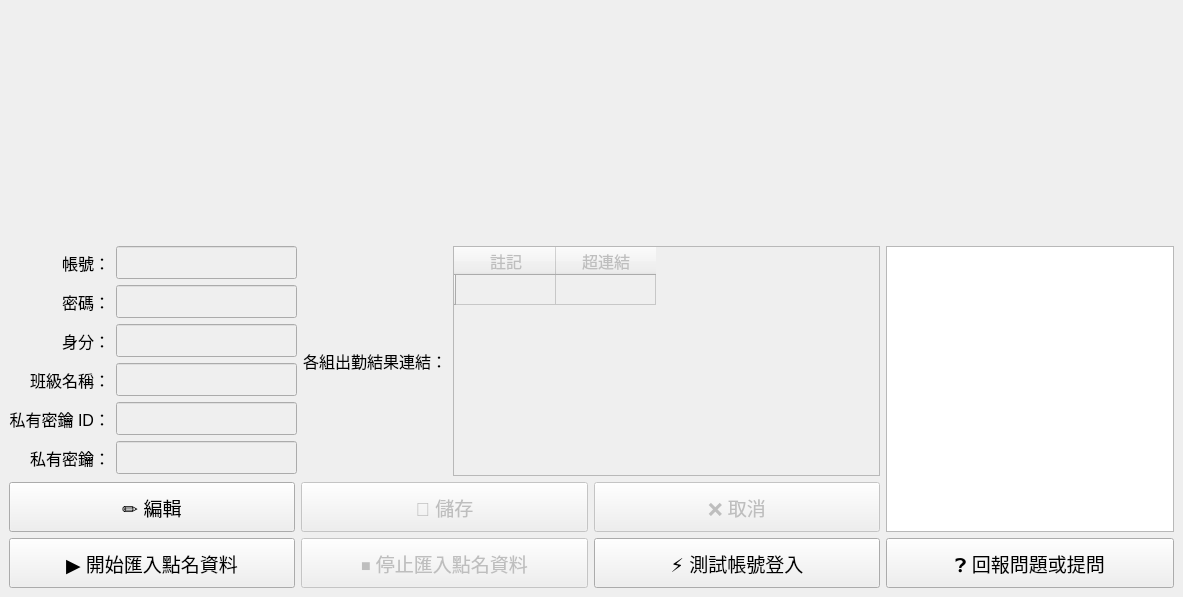
This is packages/blisswisdom_roll_call_assistant_desktop/ui/main_window.ui in blisswisdom-students/blisswisdom-roll-call-assistant as Qt 5 draws it before an edit. The edited form follows.
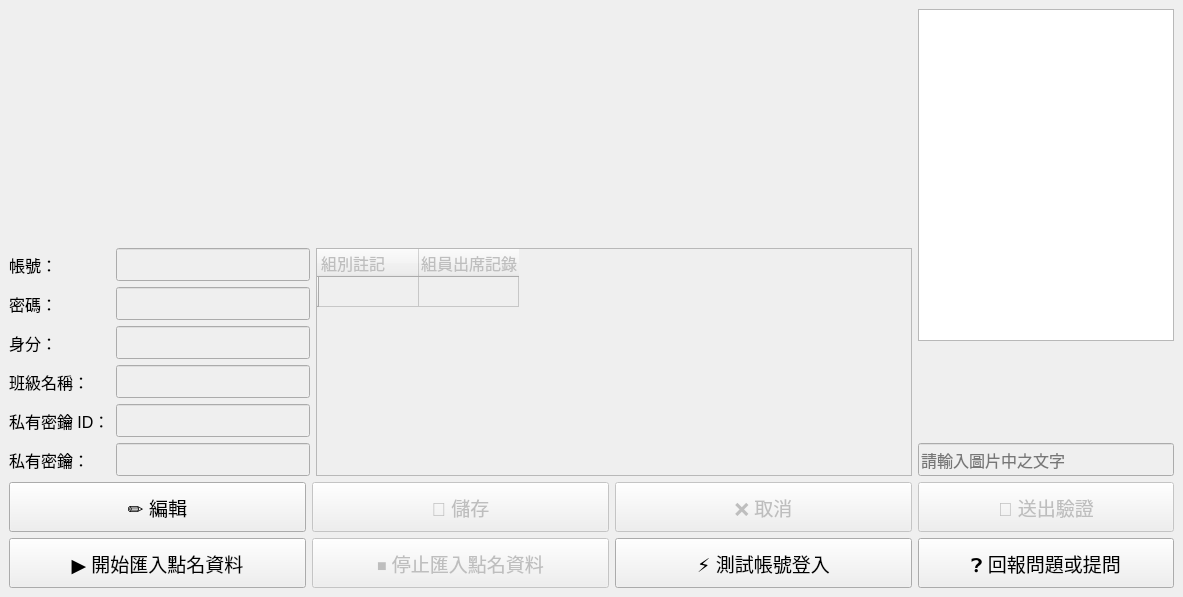
This is the edited form. Custom widgets are drawn as their Qt base class.

Commit message: Let users to input the captcha themselves

Diff of the .ui file:
```diff
--- a/packages/blisswisdom_roll_call_assistant_desktop/ui/main_window.ui
+++ b/packages/blisswisdom_roll_call_assistant_desktop/ui/main_window.ui
@@ -18,90 +18,8 @@
   <widget class="QWidget" name="centralwidget">
    <layout class="QGridLayout" name="gridLayout_2">
     <item row="0" column="0">
-     <layout class="QGridLayout" name="gridLayout" rowstretch="100,0,100,0,0,0,1,1" columnstretch="1,0,0,2,0,0,0,1">
-      <item row="5" column="0" rowspan="2" colspan="7">
-       <layout class="QGridLayout" name="gridLayout_5">
-        <item row="0" column="0">
-         <widget class="QPushButton" name="edit_push_button">
-          <property name="sizePolicy">
-           <sizepolicy hsizetype="Ignored" vsizetype="Fixed">
-            <horstretch>0</horstretch>
-            <verstretch>0</verstretch>
-           </sizepolicy>
-          </property>
-          <property name="minimumSize">
-           <size>
-            <width>0</width>
-            <height>50</height>
-           </size>
-          </property>
-          <property name="font">
-           <font>
-            <pointsize>14</pointsize>
-           </font>
-          </property>
-          <property name="text">
-           <string>✏️ 編輯</string>
-          </property>
-         </widget>
-        </item>
-        <item row="0" column="2">
-         <widget class="QPushButton" name="cancel_push_button">
-          <property name="enabled">
-           <bool>false</bool>
-          </property>
-          <property name="sizePolicy">
-           <sizepolicy hsizetype="Ignored" vsizetype="Fixed">
-            <horstretch>0</horstretch>
-            <verstretch>0</verstretch>
-           </sizepolicy>
-          </property>
-          <property name="minimumSize">
-           <size>
-            <width>0</width>
-            <height>50</height>
-           </size>
-          </property>
-          <property name="font">
-           <font>
-            <pointsize>14</pointsize>
-           </font>
-          </property>
-          <property name="text">
-           <string>❌ 取消</string>
-          </property>
-         </widget>
-        </item>
-        <item row="0" column="1">
-         <widget class="QPushButton" name="save_push_button">
-          <property name="enabled">
-           <bool>false</bool>
-          </property>
-          <property name="sizePolicy">
-           <sizepolicy hsizetype="Ignored" vsizetype="Fixed">
-            <horstretch>0</horstretch>
-            <verstretch>0</verstretch>
-           </sizepolicy>
-          </property>
-          <property name="minimumSize">
-           <size>
-            <width>0</width>
-            <height>50</height>
-           </size>
-          </property>
-          <property name="font">
-           <font>
-            <pointsize>14</pointsize>
-           </font>
-          </property>
-          <property name="text">
-           <string>💾 儲存</string>
-          </property>
-         </widget>
-        </item>
-       </layout>
-      </item>
-      <item row="2" column="0" rowspan="3" colspan="2">
+     <layout class="QGridLayout" name="gridLayout" rowstretch="0,0,1,0,0,0,0" columnstretch="1,0,2,0,0">
+      <item row="3" column="0" rowspan="3" colspan="2">
        <layout class="QGridLayout" name="gridLayout_3">
         <item row="2" column="0">
          <widget class="QLabel" name="character_label">
@@ -113,9 +31,6 @@
           <property name="text">
            <string>身分：</string>
           </property>
-          <property name="alignment">
-           <set>Qt::AlignRight|Qt::AlignTrailing|Qt::AlignVCenter</set>
-          </property>
          </widget>
         </item>
         <item row="3" column="0">
@@ -128,9 +43,6 @@
           <property name="text">
            <string>班級名稱：</string>
           </property>
-          <property name="alignment">
-           <set>Qt::AlignRight|Qt::AlignTrailing|Qt::AlignVCenter</set>
-          </property>
          </widget>
         </item>
         <item row="4" column="1">
@@ -179,9 +91,6 @@
           <property name="text">
            <string>帳號：</string>
           </property>
-          <property name="alignment">
-           <set>Qt::AlignRight|Qt::AlignTrailing|Qt::AlignVCenter</set>
-          </property>
          </widget>
         </item>
         <item row="1" column="0">
@@ -194,9 +103,6 @@
           <property name="text">
            <string>密碼：</string>
           </property>
-          <property name="alignment">
-           <set>Qt::AlignRight|Qt::AlignTrailing|Qt::AlignVCenter</set>
-          </property>
          </widget>
         </item>
         <item row="3" column="1">
@@ -266,9 +172,6 @@
           <property name="text">
            <string>私有密鑰 ID：</string>
           </property>
-          <property name="alignment">
-           <set>Qt::AlignRight|Qt::AlignTrailing|Qt::AlignVCenter</set>
-          </property>
          </widget>
         </item>
         <item row="5" column="0">
@@ -281,9 +184,6 @@
           <property name="text">
            <string>私有密鑰：</string>
           </property>
-          <property name="alignment">
-           <set>Qt::AlignRight|Qt::AlignTrailing|Qt::AlignVCenter</set>
-          </property>
          </widget>
         </item>
         <item row="5" column="1">
@@ -309,103 +209,9 @@
         </item>
        </layout>
       </item>
-      <item row="7" column="0" colspan="7">
-       <layout class="QHBoxLayout" name="horizontalLayout">
-        <item>
-         <widget class="QPushButton" name="start_push_button">
-          <property name="sizePolicy">
-           <sizepolicy hsizetype="Ignored" vsizetype="Fixed">
-            <horstretch>0</horstretch>
-            <verstretch>0</verstretch>
-           </sizepolicy>
-          </property>
-          <property name="minimumSize">
-           <size>
-            <width>0</width>
-            <height>50</height>
-           </size>
-          </property>
-          <property name="font">
-           <font>
-            <pointsize>14</pointsize>
-           </font>
-          </property>
-          <property name="text">
-           <string>▶️ 開始匯入點名資料</string>
-          </property>
-         </widget>
-        </item>
-        <item>
-         <widget class="QPushButton" name="stop_push_button">
-          <property name="enabled">
-           <bool>false</bool>
-          </property>
-          <property name="sizePolicy">
-           <sizepolicy hsizetype="Ignored" vsizetype="Fixed">
-            <horstretch>0</horstretch>
-            <verstretch>0</verstretch>
-           </sizepolicy>
-          </property>
-          <property name="minimumSize">
-           <size>
-            <width>0</width>
-            <height>50</height>
-           </size>
-          </property>
-          <property name="font">
-           <font>
-            <pointsize>14</pointsize>
-           </font>
-          </property>
-          <property name="text">
-           <string>⏹️ 停止匯入點名資料</string>
-          </property>
-         </widget>
-        </item>
-        <item>
-         <widget class="QPushButton" name="log_in_push_button">
-          <property name="sizePolicy">
-           <sizepolicy hsizetype="Ignored" vsizetype="Fixed">
-            <horstretch>0</horstretch>
-            <verstretch>0</verstretch>
-           </sizepolicy>
-          </property>
-          <property name="minimumSize">
-           <size>
-            <width>0</width>
-            <height>50</height>
-           </size>
-          </property>
-          <property name="font">
-           <font>
-            <pointsize>14</pointsize>
-           </font>
-          </property>
-          <property name="text">
-           <string>⚡ 測試帳號登入</string>
-          </property>
-         </widget>
-        </item>
-       </layout>
-      </item>
-      <item row="2" column="2" rowspan="3" colspan="5">
+      <item row="3" column="2" rowspan="3" colspan="2">
        <layout class="QGridLayout" name="gridLayout_4">
         <item row="2" column="0">
-         <widget class="QLabel" name="attendance_report_sheet_links_label">
-          <property name="font">
-           <font>
-            <pointsize>12</pointsize>
-           </font>
-          </property>
-          <property name="text">
-           <string>各組出勤結果連結：</string>
-          </property>
-          <property name="alignment">
-           <set>Qt::AlignRight|Qt::AlignTrailing|Qt::AlignVCenter</set>
-          </property>
-         </widget>
-        </item>
-        <item row="2" column="1">
          <widget class="QTableWidget" name="attendance_report_sheet_links_table_widget">
           <property name="enabled">
            <bool>false</bool>
@@ -422,12 +228,18 @@
           </row>
           <column>
            <property name="text">
-            <string>註記</string>
+            <string>組別註記</string>
+           </property>
+           <property name="textAlignment">
+            <set>AlignLeading|AlignVCenter</set>
            </property>
           </column>
           <column>
            <property name="text">
-            <string>超連結</string>
+            <string>組員出席記錄試算表連結</string>
+           </property>
+           <property name="textAlignment">
+            <set>AlignLeading|AlignVCenter</set>
            </property>
           </column>
           <item row="0" column="0">
@@ -444,43 +256,166 @@
         </item>
        </layout>
       </item>
-      <item row="0" column="0" rowspan="2" colspan="8">
-       <widget class="QLabel" name="banner_label">
-        <property name="sizePolicy">
-         <sizepolicy hsizetype="Ignored" vsizetype="Ignored">
-          <horstretch>0</horstretch>
-          <verstretch>0</verstretch>
-         </sizepolicy>
-        </property>
-        <property name="font">
-         <font>
-          <family>Segoe UI Emoji</family>
-          <pointsize>11</pointsize>
-         </font>
-        </property>
-        <property name="text">
-         <string/>
-        </property>
-        <property name="scaledContents">
-         <bool>true</bool>
-        </property>
-       </widget>
+      <item row="6" column="0" colspan="4">
+       <layout class="QGridLayout" name="gridLayout_7">
+        <item row="1" column="0">
+         <widget class="QPushButton" name="start_push_button">
+          <property name="sizePolicy">
+           <sizepolicy hsizetype="Ignored" vsizetype="Fixed">
+            <horstretch>0</horstretch>
+            <verstretch>0</verstretch>
+           </sizepolicy>
+          </property>
+          <property name="minimumSize">
+           <size>
+            <width>0</width>
+            <height>50</height>
+           </size>
+          </property>
+          <property name="font">
+           <font>
+            <pointsize>14</pointsize>
+           </font>
+          </property>
+          <property name="text">
+           <string>▶️ 開始匯入點名資料</string>
+          </property>
+         </widget>
+        </item>
+        <item row="1" column="2">
+         <widget class="QPushButton" name="log_in_push_button">
+          <property name="sizePolicy">
+           <sizepolicy hsizetype="Ignored" vsizetype="Fixed">
+            <horstretch>0</horstretch>
+            <verstretch>0</verstretch>
+           </sizepolicy>
+          </property>
+          <property name="minimumSize">
+           <size>
+            <width>0</width>
+            <height>50</height>
+           </size>
+          </property>
+          <property name="font">
+           <font>
+            <pointsize>14</pointsize>
+           </font>
+          </property>
+          <property name="text">
+           <string>⚡ 測試帳號登入</string>
+          </property>
+         </widget>
+        </item>
+        <item row="1" column="1">
+         <widget class="QPushButton" name="stop_push_button">
+          <property name="enabled">
+           <bool>false</bool>
+          </property>
+          <property name="sizePolicy">
+           <sizepolicy hsizetype="Ignored" vsizetype="Fixed">
+            <horstretch>0</horstretch>
+            <verstretch>0</verstretch>
+           </sizepolicy>
+          </property>
+          <property name="minimumSize">
+           <size>
+            <width>0</width>
+            <height>50</height>
+           </size>
+          </property>
+          <property name="font">
+           <font>
+            <pointsize>14</pointsize>
+           </font>
+          </property>
+          <property name="text">
+           <string>⏹️ 停止匯入點名資料</string>
+          </property>
+         </widget>
+        </item>
+        <item row="0" column="0">
+         <widget class="QPushButton" name="edit_push_button">
+          <property name="sizePolicy">
+           <sizepolicy hsizetype="Ignored" vsizetype="Fixed">
+            <horstretch>0</horstretch>
+            <verstretch>0</verstretch>
+           </sizepolicy>
+          </property>
+          <property name="minimumSize">
+           <size>
+            <width>0</width>
+            <height>50</height>
+           </size>
+          </property>
+          <property name="font">
+           <font>
+            <pointsize>14</pointsize>
+           </font>
+          </property>
+          <property name="text">
+           <string>✏️ 編輯</string>
+          </property>
+         </widget>
+        </item>
+        <item row="0" column="1">
+         <widget class="QPushButton" name="save_push_button">
+          <property name="enabled">
+           <bool>false</bool>
+          </property>
+          <property name="sizePolicy">
+           <sizepolicy hsizetype="Ignored" vsizetype="Fixed">
+            <horstretch>0</horstretch>
+            <verstretch>0</verstretch>
+           </sizepolicy>
+          </property>
+          <property name="minimumSize">
+           <size>
+            <width>0</width>
+            <height>50</height>
+           </size>
+          </property>
+          <property name="font">
+           <font>
+            <pointsize>14</pointsize>
+           </font>
+          </property>
+          <property name="text">
+           <string>💾 儲存</string>
+          </property>
+         </widget>
+        </item>
+        <item row="0" column="2">
+         <widget class="QPushButton" name="cancel_push_button">
+          <property name="enabled">
+           <bool>false</bool>
+          </property>
+          <property name="sizePolicy">
+           <sizepolicy hsizetype="Ignored" vsizetype="Fixed">
+            <horstretch>0</horstretch>
+            <verstretch>0</verstretch>
+           </sizepolicy>
+          </property>
+          <property name="minimumSize">
+           <size>
+            <width>0</width>
+            <height>50</height>
+           </size>
+          </property>
+          <property name="font">
+           <font>
+            <pointsize>14</pointsize>
+           </font>
+          </property>
+          <property name="text">
+           <string>❌ 取消</string>
+          </property>
+         </widget>
+        </item>
+       </layout>
       </item>
-      <item row="2" column="7" rowspan="6">
+      <item row="2" column="4" rowspan="5">
        <layout class="QGridLayout" name="gridLayout_6">
-        <item row="0" column="0">
-         <widget class="QPlainTextEdit" name="status_plain_text_edit">
-          <property name="font">
-           <font>
-            <pointsize>12</pointsize>
-           </font>
-          </property>
-          <property name="readOnly">
-           <bool>true</bool>
-          </property>
-         </widget>
-        </item>
-        <item row="1" column="0">
+        <item row="4" column="0">
          <widget class="QPushButton" name="help_push_button">
           <property name="sizePolicy">
            <sizepolicy hsizetype="Ignored" vsizetype="Fixed">
@@ -504,6 +439,102 @@
           </property>
          </widget>
         </item>
+        <item row="0" column="0">
+         <widget class="QPlainTextEdit" name="status_plain_text_edit">
+          <property name="font">
+           <font>
+            <pointsize>12</pointsize>
+           </font>
+          </property>
+          <property name="readOnly">
+           <bool>true</bool>
+          </property>
+         </widget>
+        </item>
+        <item row="1" column="0">
+         <widget class="QLabel" name="captcha_label">
+          <property name="minimumSize">
+           <size>
+            <width>125</width>
+            <height>90</height>
+           </size>
+          </property>
+          <property name="text">
+           <string/>
+          </property>
+          <property name="scaledContents">
+           <bool>true</bool>
+          </property>
+         </widget>
+        </item>
+        <item row="3" column="0">
+         <widget class="QPushButton" name="send_captcha_push_button">
+          <property name="enabled">
+           <bool>false</bool>
+          </property>
+          <property name="minimumSize">
+           <size>
+            <width>0</width>
+            <height>50</height>
+           </size>
+          </property>
+          <property name="font">
+           <font>
+            <pointsize>14</pointsize>
+           </font>
+          </property>
+          <property name="text">
+           <string>🤖 送出驗證</string>
+          </property>
+         </widget>
+        </item>
+        <item row="2" column="0">
+         <widget class="QLineEdit" name="captcha_line_edit">
+          <property name="enabled">
+           <bool>false</bool>
+          </property>
+          <property name="minimumSize">
+           <size>
+            <width>0</width>
+            <height>33</height>
+           </size>
+          </property>
+          <property name="font">
+           <font>
+            <pointsize>12</pointsize>
+           </font>
+          </property>
+          <property name="placeholderText">
+           <string>請輸入圖片中之文字</string>
+          </property>
+         </widget>
+        </item>
+       </layout>
+      </item>
+      <item row="2" column="0" colspan="4">
+       <layout class="QGridLayout" name="gridLayout_5">
+        <item row="0" column="0">
+         <widget class="QLabel" name="banner_label">
+          <property name="sizePolicy">
+           <sizepolicy hsizetype="Ignored" vsizetype="Ignored">
+            <horstretch>0</horstretch>
+            <verstretch>0</verstretch>
+           </sizepolicy>
+          </property>
+          <property name="font">
+           <font>
+            <family>Segoe UI Emoji</family>
+            <pointsize>11</pointsize>
+           </font>
+          </property>
+          <property name="text">
+           <string/>
+          </property>
+          <property name="scaledContents">
+           <bool>true</bool>
+          </property>
+         </widget>
+        </item>
        </layout>
       </item>
      </layout>
```
Left out of the diff: 3 changed lines with no effect on the pictures. The commit also changes 7 other files.
